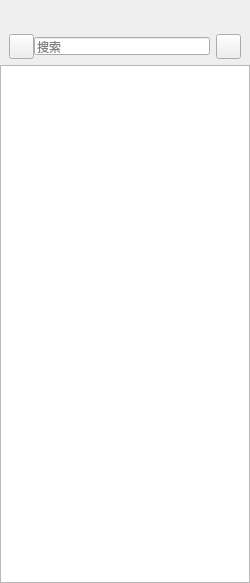
Before: the Qt Designer form uipages/chatlistwidget.ui in ASUJY/WeLink, drawn with Qt 5.
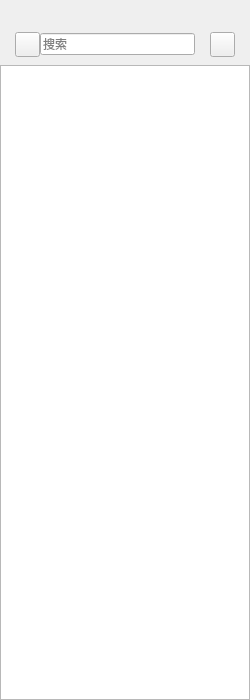
After: the same form once the commit is applied. Icons and pictures are not drawn.

What changed in the file:
```diff
--- a/uipages/chatlistwidget.ui
+++ b/uipages/chatlistwidget.ui
@@ -7,7 +7,7 @@
     <x>0</x>
     <y>0</y>
     <width>250</width>
-    <height>583</height>
+    <height>700</height>
    </rect>
   </property>
   <property name="sizePolicy">
@@ -24,7 +24,7 @@
   </property>
   <property name="maximumSize">
    <size>
-    <width>301</width>
+    <width>250</width>
     <height>16777215</height>
    </size>
   </property>
@@ -77,8 +77,26 @@
        <height>40</height>
       </size>
      </property>
-     <layout class="QHBoxLayout" name="horizontalLayout">
-      <item>
+     <layout class="QGridLayout" name="gridLayout_2">
+      <property name="leftMargin">
+       <number>15</number>
+      </property>
+      <property name="topMargin">
+       <number>0</number>
+      </property>
+      <property name="rightMargin">
+       <number>15</number>
+      </property>
+      <property name="bottomMargin">
+       <number>0</number>
+      </property>
+      <property name="horizontalSpacing">
+       <number>15</number>
+      </property>
+      <property name="verticalSpacing">
+       <number>0</number>
+      </property>
+      <item row="0" column="0">
        <widget class="QWidget" name="searchWidget" native="true">
         <property name="minimumSize">
          <size>
@@ -145,13 +163,13 @@
            <property name="minimumSize">
             <size>
              <width>0</width>
-             <height>18</height>
+             <height>0</height>
             </size>
            </property>
            <property name="maximumSize">
             <size>
              <width>16777215</width>
-             <height>18</height>
+             <height>16777215</height>
             </size>
            </property>
            <property name="placeholderText">
@@ -162,7 +180,7 @@
         </layout>
        </widget>
       </item>
-      <item>
+      <item row="0" column="1">
        <widget class="QPushButton" name="btnPlus">
         <property name="minimumSize">
          <size>
```
